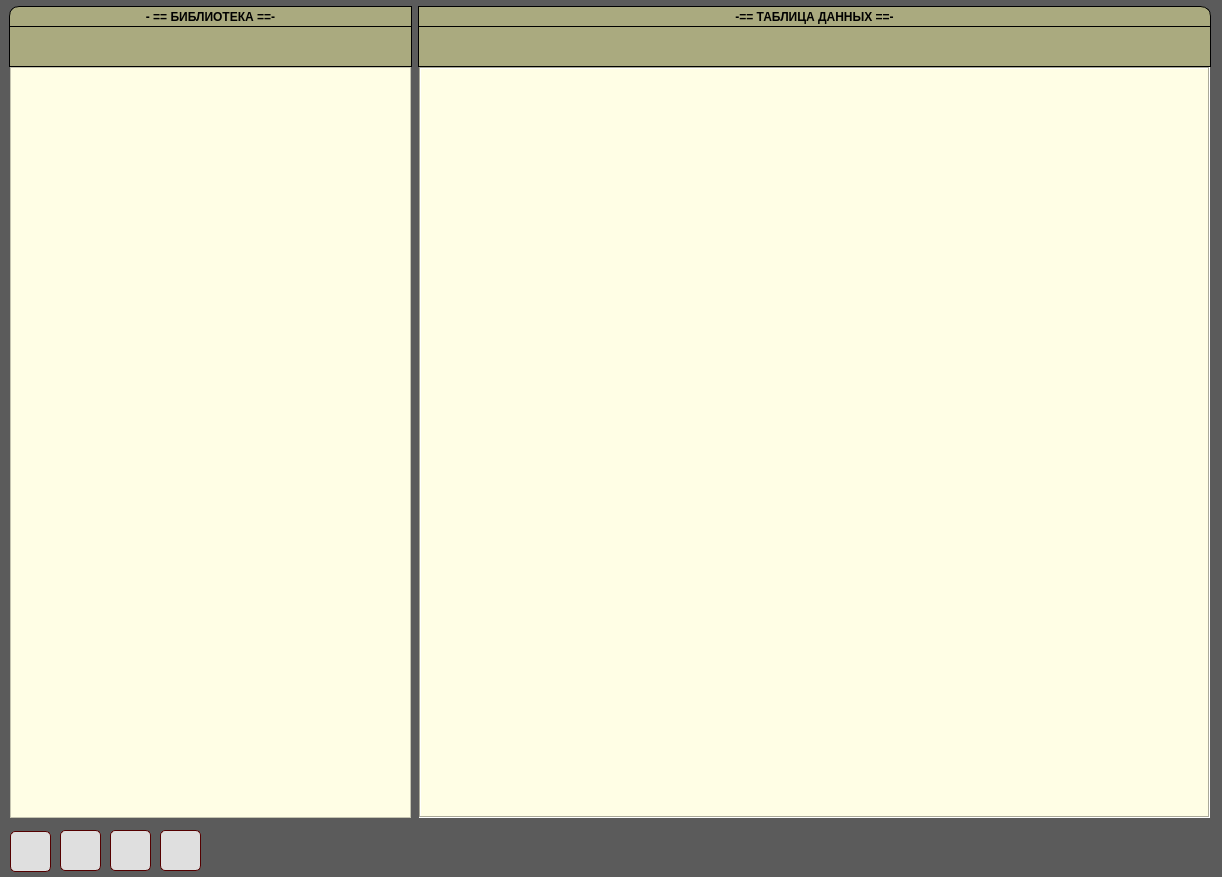
Qt form UI/main.ui (dimanchik79/Hierarchic) before a commit.
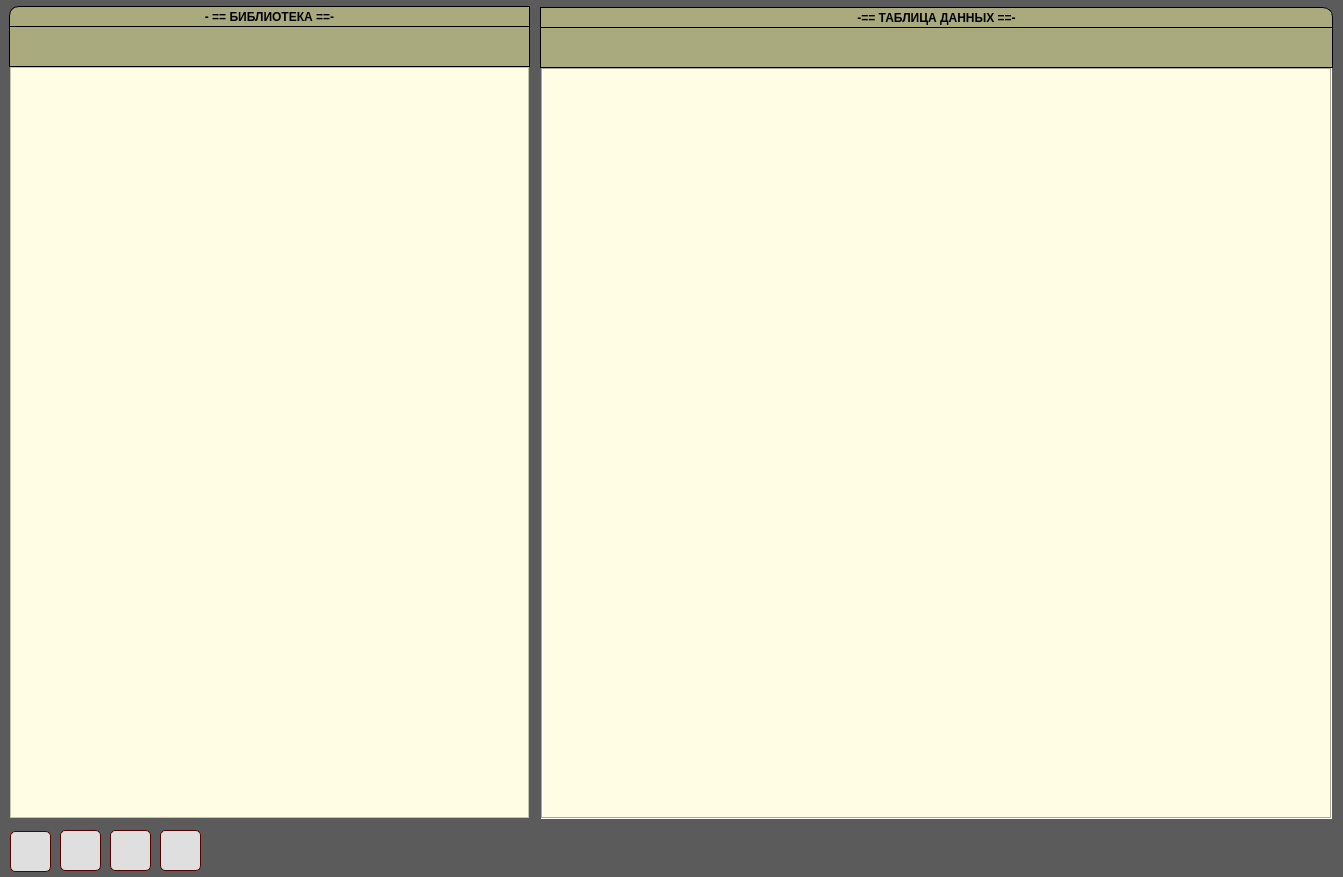
The same form after that commit. Icons and pictures are not drawn.

```diff
--- a/UI/main.ui
+++ b/UI/main.ui
@@ -6,7 +6,7 @@
    <rect>
     <x>0</x>
     <y>0</y>
-    <width>1222</width>
+    <width>1343</width>
     <height>877</height>
    </rect>
   </property>
@@ -26,7 +26,7 @@
      <rect>
       <x>9</x>
       <y>26</y>
-      <width>403</width>
+      <width>521</width>
       <height>41</height>
      </rect>
     </property>
@@ -54,8 +54,8 @@
    <widget class="QLabel" name="path">
     <property name="geometry">
      <rect>
-      <x>418</x>
-      <y>26</y>
+      <x>540</x>
+      <y>27</y>
       <width>793</width>
       <height>41</height>
      </rect>
@@ -84,8 +84,8 @@
    <widget class="QTableWidget" name="table">
     <property name="geometry">
      <rect>
-      <x>419</x>
-      <y>67</y>
+      <x>541</x>
+      <y>68</y>
       <width>791</width>
       <height>751</height>
      </rect>
@@ -260,7 +260,7 @@
      <rect>
       <x>9</x>
       <y>6</y>
-      <width>403</width>
+      <width>521</width>
       <height>21</height>
      </rect>
     </property>
@@ -289,8 +289,8 @@
    <widget class="QLabel" name="path_2">
     <property name="geometry">
      <rect>
-      <x>418</x>
-      <y>6</y>
+      <x>540</x>
+      <y>7</y>
       <width>793</width>
       <height>21</height>
      </rect>
@@ -322,7 +322,7 @@
      <rect>
       <x>10</x>
       <y>67</y>
-      <width>401</width>
+      <width>519</width>
       <height>751</height>
      </rect>
     </property>
```
